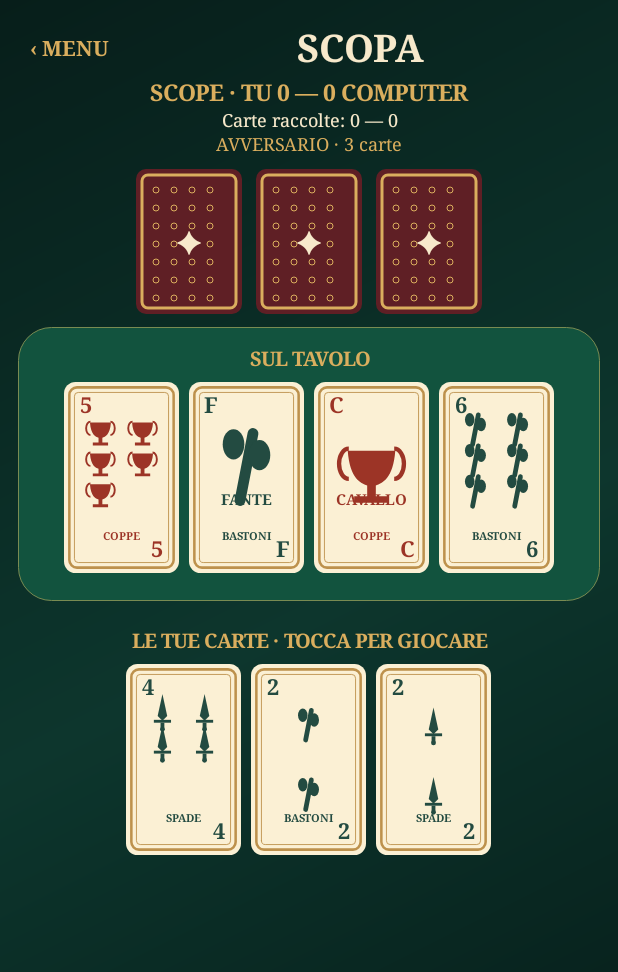
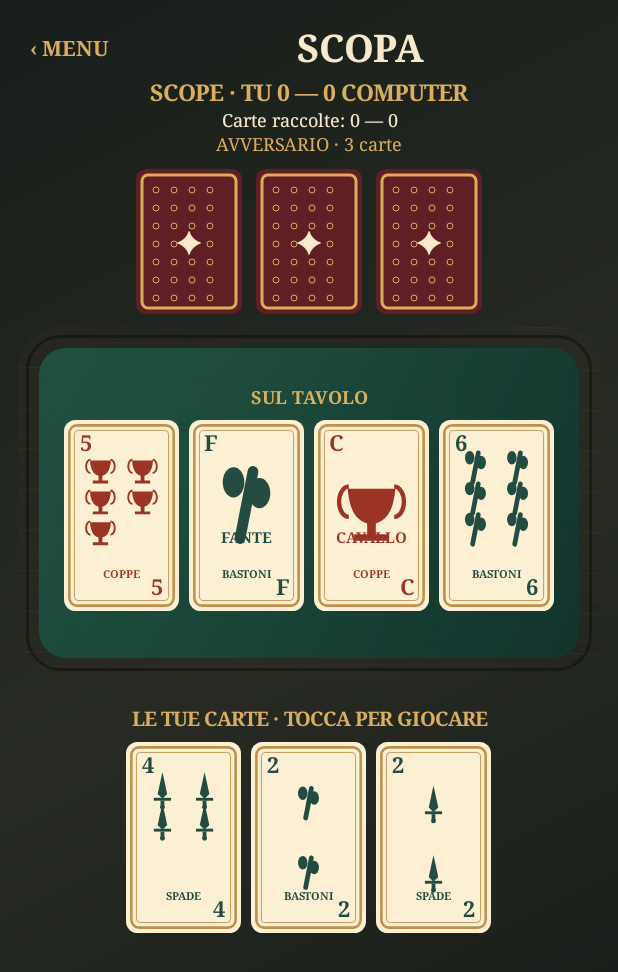
Before and after one commit to studiosmus-source/CARTE-, an Android app: the screen it shows after launch (MainActivity), after a tap on "SCOPA", on a phone screen of 412 x 824 dp. Shown: the top 972 px of the screen. Run offline under Robolectric (Android 15) with nearby library versions, the light colour scheme and no system bars.

Commit message:
Give Scopa a walnut-rimmed felt table and subdued warm UI

```diff
--- a/app/src/main/java/it/studiosmus/carte/ui/ScopaScreen.kt
+++ b/app/src/main/java/it/studiosmus/carte/ui/ScopaScreen.kt
@@ -47,7 +47,7 @@ class ScopaScreen(
             orientation = LinearLayout.VERTICAL
             gravity = Gravity.CENTER_HORIZONTAL
             setPadding(dp(12), dp(12), dp(12), dp(16))
-            background = GradientDrawable(GradientDrawable.Orientation.TL_BR, intArrayOf(Color.rgb(7, 30, 26), forest, Color.rgb(5, 25, 22)))
+            background = GradientDrawable(GradientDrawable.Orientation.TL_BR, intArrayOf(Color.rgb(24, 30, 26), Color.rgb(39, 43, 35), Color.rgb(20, 25, 23)))
         }
         val scroll = ScrollView(context).apply { isFillViewport = true }
         scroll.addView(root)
@@ -66,21 +66,25 @@ class ScopaScreen(
         root.addView(label("Carte raccolte: ${match.captured[0].size} — ${match.captured[1].size}", 12f, ivory))
         root.addView(label("AVVERSARIO · ${match.hands[1].size} carte", 12f, gold))
         root.addView(renderer.cardBackRow(match.hands[1].size))
-        val felt = LinearLayout(context).apply {
+        val felt = SalonTable(context).apply {
+            minimumHeight = dp(235)
+        }
+        val tableContent = LinearLayout(context).apply {
             orientation = LinearLayout.VERTICAL
             gravity = Gravity.CENTER
-            setPadding(dp(8), dp(12), dp(8), dp(12))
-            background = panel(Color.rgb(18, 83, 62), 22, Color.rgb(121, 139, 82))
+            setPadding(dp(22), dp(28), dp(22), dp(28))
         }
-        felt.addView(label("SUL TAVOLO", 13f, gold, true))
+        tableContent.addView(label("SUL TAVOLO", 12f, gold, true))
         if (match.table.isEmpty()) {
-            felt.addView(label("Tavolo libero", 15f, ivory).apply {
-                setPadding(dp(8), dp(24), dp(8), dp(24))
+            tableContent.addView(label("Tavolo libero", 15f, ivory).apply {
+                setPadding(dp(8), dp(30), dp(8), dp(30))
             })
         } else {
-            felt.addView(renderer.cardRow(match.table))
+            tableContent.addView(renderer.cardRow(match.table))
         }
-        root.addView(felt, LinearLayout.LayoutParams(-1, -2))
+        felt.addView(tableContent, android.widget.FrameLayout.LayoutParams(
+            -1, -1, Gravity.CENTER))
+        root.addView(felt, LinearLayout.LayoutParams(-1, dp(235)))
         root.addView(label(match.lastMove, 13f, gold))
         if (match.finished) {
             val score = match.score()
@@ -93,6 +97,8 @@ class ScopaScreen(
             root.addView(label("Punti finali: ${score[0]} — ${score[1]}", 20f, ivory))
             root.addView(Button(context).apply {
                 text = "NUOVA PARTITA"
+                setTextColor(ivory)
+                background = panel(Color.rgb(70, 48, 33), 14, Color.rgb(124, 89, 55))
                 setOnClickListener { onNewGame() }
             })
         } else {
```
